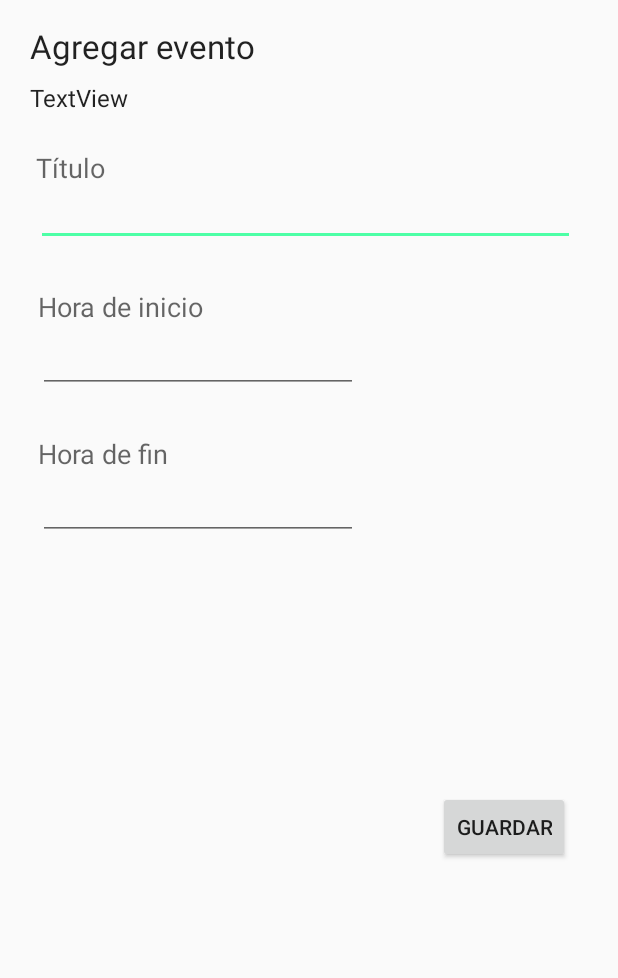
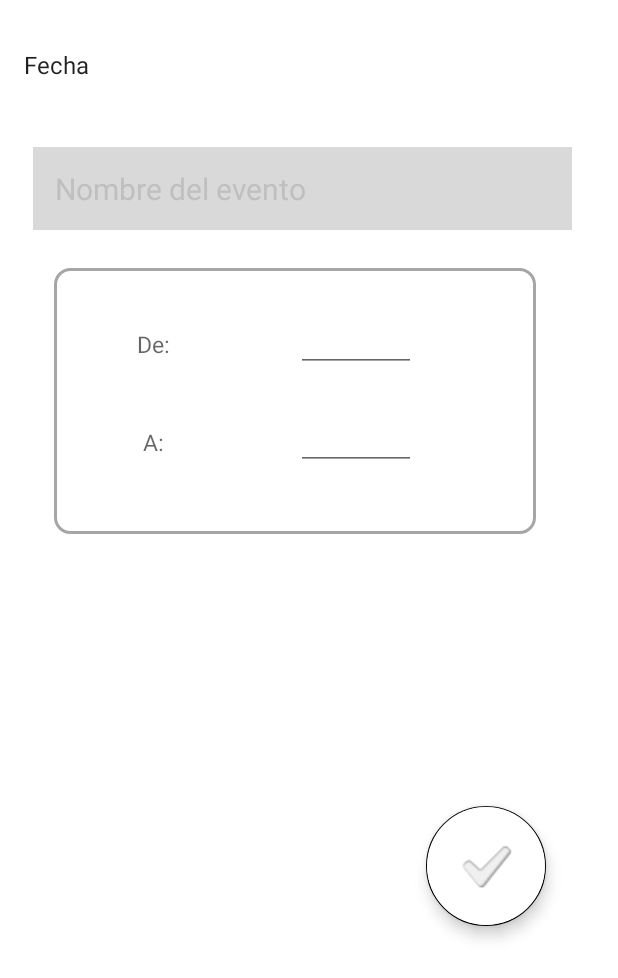
Before and after one commit to MartaArM/PDM, an Android app: the layout activity_agregar_evento.xml on its own in the app's theme, with its tools: preview values and no code run, on a phone screen of 412 x 824 dp. Shown: the top 978 px of the screen. Run offline under Robolectric (Android 15) with nearby library versions, the phone set to English and light mode, and no system bars.

Commit message:
Cambio interfaz agregar

```diff
--- a/App1/app/src/main/java/com/example/app1/AgregarEvento.java
+++ b/App1/app/src/main/java/com/example/app1/AgregarEvento.java
@@ -24,6 +24,7 @@ import java.text.ParseException;
 import java.text.SimpleDateFormat;
 import java.util.ArrayList;
 import java.util.Arrays;
+import java.util.Calendar;
 import java.util.Date;
 
 public class AgregarEvento extends AppCompatActivity {
@@ -51,12 +52,40 @@ public class AgregarEvento extends AppCompatActivity {
 
         // Pongo el texto en el nuevo textview
         textView = findViewById(R.id.fecha_evento);
-        textView.setText(crear_fecha());
+        try {
+            textView.setText(poner_fecha());
+        } catch (ParseException e) {
+            e.printStackTrace();
+        }
 
         fecha_fin = crear_fecha_ok();
 
     }
 
+    private String poner_fecha() throws ParseException {
+        Date date1=new SimpleDateFormat("dd/MM/yyyy").parse(crear_fecha());
+
+        Calendar calendar = Calendar.getInstance();
+        calendar.setTime(date1);
+        calendar.add(Calendar.MONTH, 1);
+        date1 = calendar.getTime();
+
+        SimpleDateFormat sdf = new SimpleDateFormat("EEEE");
+        String diaSemana = sdf.format(date1);
+
+        sdf = new SimpleDateFormat("dd");
+        String dia_v = sdf.format(date1);
+
+        sdf = new SimpleDateFormat("MMMM");
+        String mes_v = sdf.format(date1);
+
+        sdf = new SimpleDateFormat("yyyy");
+        String anio_v = sdf.format(date1);
+
+
+        String fecha_v = diaSemana + ", " + dia_v + " de " + mes_v;
+        return fecha_v;
+    }
     private String crear_fecha(){
         fecha = intent.getStringArrayListExtra("fecha");
         String dia = fecha.get(0);
--- /dev/null
+++ b/App1/app/src/main/res/drawable/layout_border.xml
@@ -0,0 +1,7 @@
+<?xml version="1.0" encoding="UTF-8"?>
+<shape xmlns:android="http://schemas.android.com/apk/res/android">
+    <solid android:color="#FFFFFF"/>
+    <stroke android:width="2dip" android:color="#a6a6a6" />
+    <corners android:radius="10dip"/>
+    <padding android:left="0dip" android:top="0dip" android:right="0dip" android:bottom="0dip" />
+</shape>
--- a/App1/app/src/main/res/layout/activity_agregar_evento.xml
+++ b/App1/app/src/main/res/layout/activity_agregar_evento.xml
@@ -5,102 +5,120 @@
     android:id="@+id/tvanio"
     android:layout_width="match_parent"
     android:layout_height="match_parent"
+    android:background="@android:color/white"
+    android:backgroundTint="@android:color/white"
+    android:foregroundTint="@android:color/black"
     tools:context=".AgregarEvento">
-
-    <TextView
-        android:id="@+id/textView"
-        android:layout_width="161dp"
-        android:layout_height="30dp"
-        android:layout_marginStart="20dp"
-        android:layout_marginTop="16dp"
-        android:text="@string/agregar_evento"
-        android:textAppearance="@style/TextAppearance.AppCompat.Large"
-        app:layout_constraintStart_toStartOf="parent"
-        app:layout_constraintTop_toTopOf="parent" />
 
     <TextView
         android:id="@+id/fecha_evento"
         android:layout_width="wrap_content"
         android:layout_height="wrap_content"
-        android:layout_marginStart="20dp"
-        android:layout_marginTop="8dp"
-        android:text="TextView"
+        android:layout_marginStart="16dp"
+        android:layout_marginTop="32dp"
+        android:text="Fecha"
         android:textAppearance="@style/TextAppearance.AppCompat.SearchResult.Subtitle"
         app:layout_constraintStart_toStartOf="parent"
-        app:layout_constraintTop_toBottomOf="@+id/textView" />
-
-    <TextView
-        android:id="@+id/textView3"
-        android:layout_width="wrap_content"
-        android:layout_height="wrap_content"
-        android:layout_marginStart="24dp"
-        android:layout_marginTop="23dp"
-        android:text="@string/titulo"
-        android:textAppearance="@style/TextAppearance.AppCompat.Medium"
-        app:layout_constraintStart_toStartOf="parent"
-        app:layout_constraintTop_toBottomOf="@+id/fecha_evento" />
+        app:layout_constraintTop_toTopOf="parent" />
 
     <EditText
         android:id="@+id/ettitulo"
         android:layout_width="359dp"
-        android:layout_height="40dp"
-        android:layout_marginStart="24dp"
+        android:layout_height="55dp"
+        android:layout_marginStart="22dp"
+        android:layout_marginTop="44dp"
+        android:background="#d9d9d9"
+        android:backgroundTint="#d9d9d9"
         android:ems="10"
+        android:hint="  Nombre del evento"
         android:inputType="textPersonName"
+        android:paddingStart="5dp"
+        android:textColorHint="#bfbfbf"
+        android:textSize="20sp"
         app:layout_constraintStart_toStartOf="parent"
-        app:layout_constraintTop_toBottomOf="@+id/textView3" />
+        app:layout_constraintTop_toBottomOf="@+id/fecha_evento" />
+
+    <com.google.android.material.floatingactionbutton.FloatingActionButton
+        android:id="@+id/floatingActionButton3"
+        android:layout_width="wrap_content"
+        android:layout_height="wrap_content"
+        android:layout_marginStart="284dp"
+        android:layout_marginTop="384dp"
+        android:backgroundTint="@android:color/white"
+        android:backgroundTintMode="src_over"
+        android:clickable="true"
+        android:foregroundTint="@android:color/black"
+        android:onClick="agregarEvento"
+        android:tint="@android:color/black"
+        android:tintMode="src_atop"
+        app:backgroundTint="@android:color/black"
+        app:fabCustomSize="80dp"
+        app:layout_constraintStart_toStartOf="parent"
+        app:layout_constraintTop_toBottomOf="@+id/ettitulo"
+        app:maxImageSize="70dp"
+        app:srcCompat="?android:attr/textCheckMark" />
+
+    <androidx.constraintlayout.widget.ConstraintLayout
+        android:id="@+id/constraintLayout2"
+        android:layout_width="321dp"
+        android:layout_height="177dp"
+        android:layout_marginStart="36dp"
+        android:layout_marginTop="25dp"
+        android:background="@drawable/layout_border"
+        android:backgroundTintMode="src_atop"
+        android:outlineProvider="background"
+        app:layout_constraintStart_toStartOf="parent"
+        app:layout_constraintTop_toBottomOf="@+id/ettitulo">
 
         <TextView
             android:id="@+id/textView4"
             android:layout_width="wrap_content"
             android:layout_height="wrap_content"
-        android:layout_marginStart="25dp"
-        android:layout_marginTop="28dp"
-        android:text="@string/hora_inicio"
+            android:layout_marginStart="55dp"
+            android:layout_marginTop="40dp"
+            android:text="De:"
             android:textAppearance="@style/TextAppearance.AppCompat.Medium"
+            android:textSize="15sp"
             app:layout_constraintStart_toStartOf="parent"
-        app:layout_constraintTop_toBottomOf="@+id/ettitulo" />
+            app:layout_constraintTop_toTopOf="parent" />
+
+        <TextView
+            android:id="@+id/textView5"
+            android:layout_width="wrap_content"
+            android:layout_height="wrap_content"
+            android:layout_marginStart="59dp"
+            android:layout_marginTop="44dp"
+            android:text="A: "
+            android:textAppearance="@style/TextAppearance.AppCompat.Medium"
+            android:textSize="15sp"
+            app:layout_constraintStart_toStartOf="parent"
+            app:layout_constraintTop_toBottomOf="@+id/textView4" />
 
         <EditText
             android:id="@+id/ethora_inicio"
             android:layout_width="wrap_content"
             android:layout_height="wrap_content"
-        android:layout_marginStart="25dp"
+            android:layout_marginStart="84dp"
+            android:layout_marginTop="24dp"
+            android:width="80dp"
             android:ems="10"
             android:inputType="time"
-        app:layout_constraintStart_toStartOf="parent"
-        app:layout_constraintTop_toBottomOf="@+id/textView4" />
-
-    <Button
-        android:id="@+id/button"
-        android:layout_width="wrap_content"
-        android:layout_height="wrap_content"
-        android:layout_marginStart="292dp"
-        android:layout_marginTop="363dp"
-        android:onClick="agregarEvento"
-        android:text="@string/guardar"
-        app:layout_constraintStart_toStartOf="parent"
-        app:layout_constraintTop_toBottomOf="@+id/ettitulo" />
-
-    <TextView
-        android:id="@+id/textView5"
-        android:layout_width="wrap_content"
-        android:layout_height="wrap_content"
-        android:layout_marginStart="25dp"
-        android:layout_marginTop="28dp"
-        android:text="@string/hora_fin"
-        android:textAppearance="@style/TextAppearance.AppCompat.Medium"
-        app:layout_constraintStart_toStartOf="parent"
-        app:layout_constraintTop_toBottomOf="@+id/ethora_inicio" />
+            android:paddingStart="10dp"
+            app:layout_constraintStart_toEndOf="@+id/textView4"
+            app:layout_constraintTop_toTopOf="parent" />
 
         <EditText
             android:id="@+id/ethora_fin"
             android:layout_width="wrap_content"
             android:layout_height="wrap_content"
-        android:layout_marginStart="25dp"
+            android:layout_marginStart="84dp"
+            android:layout_marginTop="20dp"
+            android:width="80dp"
             android:ems="10"
             android:inputType="time"
-        app:layout_constraintStart_toStartOf="parent"
-        app:layout_constraintTop_toBottomOf="@+id/textView5" />
+            android:paddingStart="10dp"
+            app:layout_constraintStart_toEndOf="@+id/textView5"
+            app:layout_constraintTop_toBottomOf="@+id/ethora_inicio" />
+    </androidx.constraintlayout.widget.ConstraintLayout>
 
 </androidx.constraintlayout.widget.ConstraintLayout>
--- a/App1/app/src/main/res/layout/activity_ver_evento.xml
+++ b/App1/app/src/main/res/layout/activity_ver_evento.xml
@@ -68,6 +68,7 @@
         android:layout_marginTop="412dp"
         android:backgroundTint="@android:color/white"
         android:clickable="true"
+        android:onClick="eliminarEvento"
         android:tint="@android:color/black"
         app:backgroundTint="@color/colorPrimary"
         app:layout_constraintStart_toEndOf="@+id/floatingActionButton"
```
Lines whose indentation alone changed are shown as unchanged.
